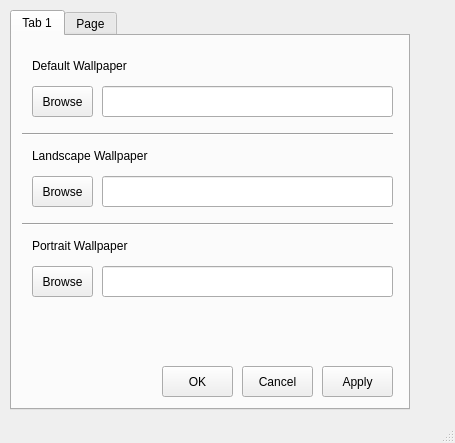
Before: the Qt Designer form gui/ui/mainwindow.ui in Gavin1937/WallpaperChanger, drawn with Qt 5.
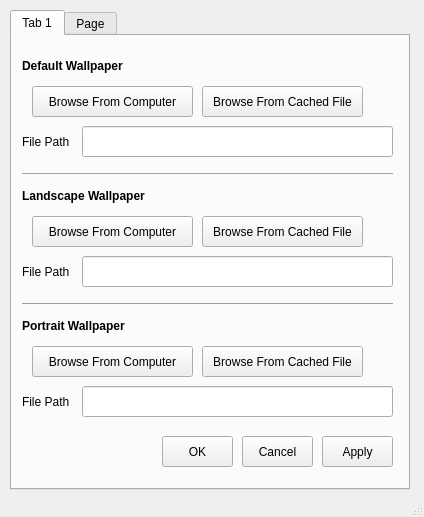
After: the same form once the commit is applied.

Commit message: add new bnts to .ui & rearranged WallpaperTab layout

```diff
--- a/gui/ui/mainwindow.ui
+++ b/gui/ui/mainwindow.ui
@@ -6,8 +6,8 @@
    <rect>
     <x>0</x>
     <y>0</y>
-    <width>455</width>
-    <height>443</height>
+    <width>424</width>
+    <height>517</height>
    </rect>
   </property>
   <property name="windowTitle">
@@ -20,7 +20,7 @@
       <x>10</x>
       <y>10</y>
       <width>400</width>
-      <height>400</height>
+      <height>480</height>
      </rect>
     </property>
     <property name="currentIndex">
@@ -35,33 +35,33 @@
        <rect>
         <x>20</x>
         <y>50</y>
-        <width>61</width>
+        <width>161</width>
         <height>31</height>
        </rect>
       </property>
       <property name="text">
-       <string>Browse</string>
+       <string>Browse From Computer</string>
       </property>
      </widget>
      <widget class="QLabel" name="label">
       <property name="geometry">
        <rect>
-        <x>20</x>
+        <x>10</x>
         <y>20</y>
         <width>131</width>
         <height>20</height>
        </rect>
       </property>
       <property name="text">
-       <string>Default Wallpaper</string>
+       <string>&lt;html&gt;&lt;head/&gt;&lt;body&gt;&lt;p&gt;&lt;span style=&quot; font-weight:600;&quot;&gt;Default Wallpaper&lt;/span&gt;&lt;/p&gt;&lt;/body&gt;&lt;/html&gt;</string>
       </property>
      </widget>
      <widget class="QLineEdit" name="defaultTextEdit">
       <property name="geometry">
        <rect>
-        <x>90</x>
-        <y>50</y>
-        <width>291</width>
+        <x>70</x>
+        <y>90</y>
+        <width>311</width>
         <height>31</height>
        </rect>
       </property>
@@ -69,9 +69,9 @@
      <widget class="QLineEdit" name="landscapeTextEdit">
       <property name="geometry">
        <rect>
-        <x>90</x>
-        <y>140</y>
-        <width>291</width>
+        <x>70</x>
+        <y>220</y>
+        <width>311</width>
         <height>31</height>
        </rect>
       </property>
@@ -79,35 +79,35 @@
      <widget class="QLabel" name="label_2">
       <property name="geometry">
        <rect>
-        <x>20</x>
-        <y>110</y>
+        <x>10</x>
+        <y>150</y>
         <width>131</width>
         <height>20</height>
        </rect>
       </property>
       <property name="text">
-       <string>Landscape Wallpaper</string>
+       <string>&lt;html&gt;&lt;head/&gt;&lt;body&gt;&lt;p&gt;&lt;span style=&quot; font-weight:600;&quot;&gt;Landscape Wallpaper&lt;/span&gt;&lt;/p&gt;&lt;/body&gt;&lt;/html&gt;</string>
       </property>
      </widget>
      <widget class="QPushButton" name="landscapeBrowseBnt">
       <property name="geometry">
        <rect>
         <x>20</x>
-        <y>140</y>
-        <width>61</width>
+        <y>180</y>
+        <width>161</width>
         <height>31</height>
        </rect>
       </property>
       <property name="text">
-       <string>Browse</string>
+       <string>Browse From Computer</string>
       </property>
      </widget>
      <widget class="QLineEdit" name="portraitTextEdit">
       <property name="geometry">
        <rect>
-        <x>90</x>
-        <y>230</y>
-        <width>291</width>
+        <x>70</x>
+        <y>350</y>
+        <width>311</width>
         <height>31</height>
        </rect>
       </property>
@@ -116,33 +116,33 @@
       <property name="geometry">
        <rect>
         <x>20</x>
-        <y>230</y>
-        <width>61</width>
+        <y>310</y>
+        <width>161</width>
         <height>31</height>
        </rect>
       </property>
       <property name="text">
-       <string>Browse</string>
+       <string>Browse From Computer</string>
       </property>
      </widget>
      <widget class="QLabel" name="label_3">
       <property name="geometry">
        <rect>
-        <x>20</x>
-        <y>200</y>
+        <x>10</x>
+        <y>280</y>
         <width>131</width>
         <height>20</height>
        </rect>
       </property>
       <property name="text">
-       <string>Portrait Wallpaper</string>
+       <string>&lt;html&gt;&lt;head/&gt;&lt;body&gt;&lt;p&gt;&lt;span style=&quot; font-weight:600;&quot;&gt;Portrait Wallpaper&lt;/span&gt;&lt;/p&gt;&lt;/body&gt;&lt;/html&gt;</string>
       </property>
      </widget>
      <widget class="QPushButton" name="tab0OK">
       <property name="geometry">
        <rect>
         <x>150</x>
-        <y>330</y>
+        <y>400</y>
         <width>71</width>
         <height>31</height>
        </rect>
@@ -155,7 +155,7 @@
       <property name="geometry">
        <rect>
         <x>230</x>
-        <y>330</y>
+        <y>400</y>
         <width>71</width>
         <height>31</height>
        </rect>
@@ -168,7 +168,7 @@
       <property name="geometry">
        <rect>
         <x>310</x>
-        <y>330</y>
+        <y>400</y>
         <width>71</width>
         <height>31</height>
        </rect>
@@ -181,7 +181,7 @@
       <property name="geometry">
        <rect>
         <x>10</x>
-        <y>90</y>
+        <y>130</y>
         <width>371</width>
         <height>16</height>
        </rect>
@@ -194,7 +194,7 @@
       <property name="geometry">
        <rect>
         <x>10</x>
-        <y>180</y>
+        <y>260</y>
         <width>371</width>
         <height>16</height>
        </rect>
@@ -203,6 +203,84 @@
        <enum>Qt::Horizontal</enum>
       </property>
      </widget>
+     <widget class="QPushButton" name="landscapeCacheBnt">
+      <property name="geometry">
+       <rect>
+        <x>190</x>
+        <y>180</y>
+        <width>161</width>
+        <height>31</height>
+       </rect>
+      </property>
+      <property name="text">
+       <string>Browse From Cached File</string>
+      </property>
+     </widget>
+     <widget class="QLabel" name="label_5">
+      <property name="geometry">
+       <rect>
+        <x>10</x>
+        <y>220</y>
+        <width>51</width>
+        <height>31</height>
+       </rect>
+      </property>
+      <property name="text">
+       <string>File Path</string>
+      </property>
+     </widget>
+     <widget class="QLabel" name="label_6">
+      <property name="geometry">
+       <rect>
+        <x>10</x>
+        <y>90</y>
+        <width>51</width>
+        <height>31</height>
+       </rect>
+      </property>
+      <property name="text">
+       <string>File Path</string>
+      </property>
+     </widget>
+     <widget class="QLabel" name="label_7">
+      <property name="geometry">
+       <rect>
+        <x>10</x>
+        <y>350</y>
+        <width>51</width>
+        <height>31</height>
+       </rect>
+      </property>
+      <property name="text">
+       <string>File Path</string>
+      </property>
+     </widget>
+     <widget class="QPushButton" name="defaultCacheBnt">
+      <property name="geometry">
+       <rect>
+        <x>190</x>
+        <y>50</y>
+        <width>161</width>
+        <height>31</height>
+       </rect>
+      </property>
+      <property name="text">
+       <string>Browse From Cached File</string>
+      </property>
+     </widget>
+     <widget class="QPushButton" name="portraitCacheBnt">
+      <property name="geometry">
+       <rect>
+        <x>190</x>
+        <y>310</y>
+        <width>161</width>
+        <height>31</height>
+       </rect>
+      </property>
+      <property name="text">
+       <string>Browse From Cached File</string>
+      </property>
+     </widget>
     </widget>
     <widget class="QWidget" name="tab_2">
      <attribute name="title">
```
Left out of the diff: 10 changed lines with no effect on the pictures. The commit also changes 1 other file.
